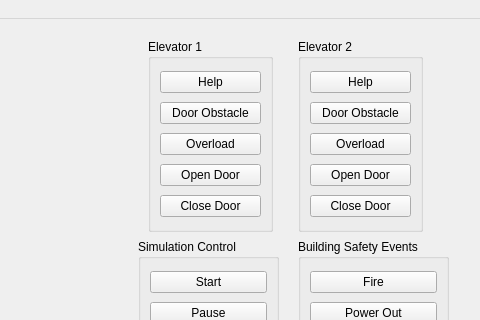
The window that mainwindow.ui (afnannm3/ElevatorSimulation) describes before a commit, drawn with Qt 5; both pictures show x 552 to 1032 and y 0 to 320 of the 1032 by 636 pixel window.
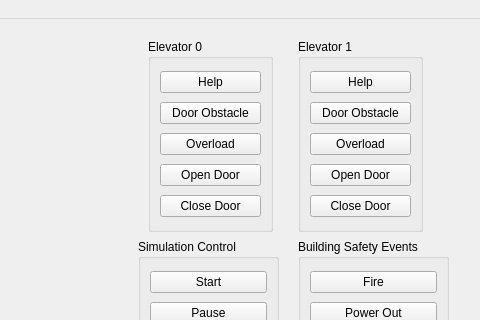
The same window after the commit.

What changed in the file:
```diff
--- a/mainwindow.ui
+++ b/mainwindow.ui
@@ -119,7 +119,7 @@
      </rect>
     </property>
     <property name="title">
-     <string>Elevator 1</string>
+     <string>Elevator 0</string>
     </property>
     <layout class="QVBoxLayout" name="verticalLayout_4">
      <item>
@@ -205,7 +205,7 @@
      </rect>
     </property>
     <property name="title">
-     <string>Elevator 2</string>
+     <string>Elevator 1</string>
     </property>
     <layout class="QVBoxLayout" name="verticalLayout_3">
      <item>
```
